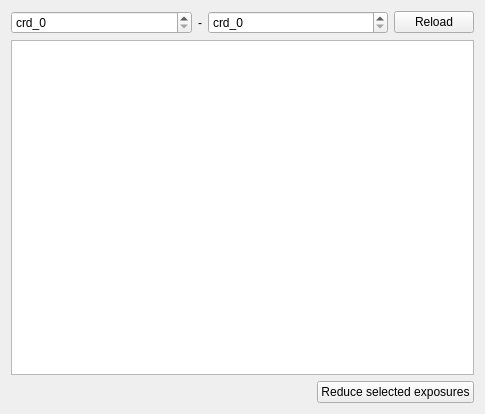
Qt form cct/qtgui/tools/datareduction/datareduction.ui (awacha/cct) before a commit.
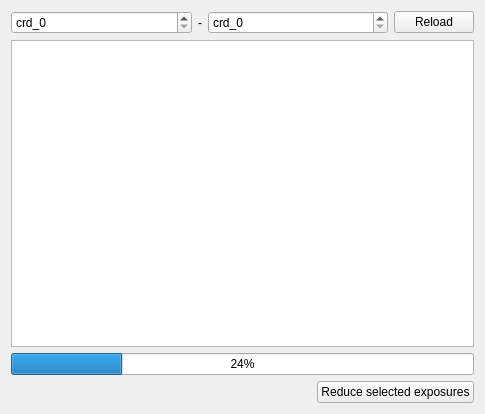
The same form after that commit. Icons and pictures are not drawn.

Commit message: Data reduction UI works

The edit to the form file:
```diff
--- a/cct/qtgui/tools/datareduction/datareduction.ui
+++ b/cct/qtgui/tools/datareduction/datareduction.ui
@@ -96,6 +96,13 @@
      </layout>
     </widget>
    </item>
+   <item>
+    <widget class="QProgressBar" name="progressBar">
+     <property name="value">
+      <number>24</number>
+     </property>
+    </widget>
+   </item>
    <item>
     <layout class="QHBoxLayout" name="horizontalLayout">
      <item>
```
Left out of the diff: 5 changed lines with no effect on the pictures. The commit also changes 1 other file.
